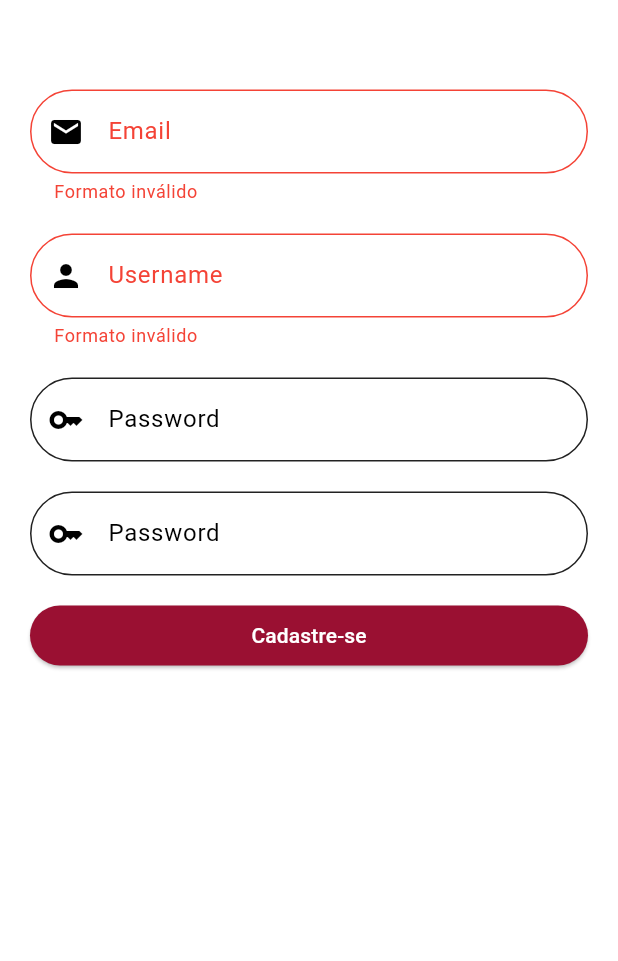
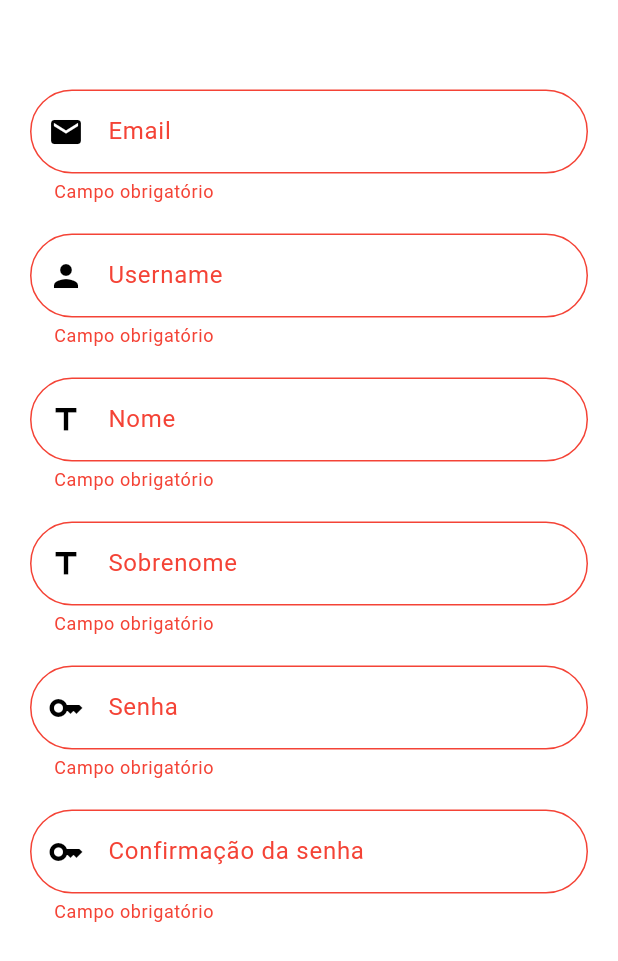
Before and after one commit to renanamr/sticker_swap_app, a Flutter app: the RegisterScreen screen opened by its route, after a tap on "Cadastre-se", on a phone screen of 412 x 824 dp, the part 275-1236 px from its top. Run offline on Flutter 3.47's test engine with Material 3 defaults, Android fonts, the phone set to English and light mode, and no system bars; our stand-ins replace dio, flutter_dotenv, flutter_modular, flutter_speed_dial, mask_text_input_formatter, qr_flutter and 1 more; missing offline and left inert: flutter_barcode_scanner.

Commit message:
Adição de campos de registro e validações

```diff
--- a/lib/src/core/entities/auth.dart
+++ b/lib/src/core/entities/auth.dart
@@ -2,5 +2,7 @@ class Auth{
     String? token;
     String? refreshToken;
 
-    Auth({this.token, this.refreshToken});
+    String? idUserAuthenticated;
+
+    Auth({this.token, this.refreshToken, this.idUserAuthenticated});
 }
--- a/lib/src/modules/login/presenter/login_bloc.dart
+++ b/lib/src/modules/login/presenter/login_bloc.dart
@@ -7,7 +7,7 @@ import 'package:sticker_swap_app/src/modules/login/domain/usecases/login.dart';
 
 class LoginBloc {
 
-  final email = TextEditingController();
+  final username = TextEditingController();
   final password = TextEditingController();
   bool validate = true;
 
@@ -20,7 +20,7 @@ class LoginBloc {
   Future<void> login() async {
     try{
       _loadingStream.sink.add(true);
-      final authLogin = await loginUseCase(email.text, password.text);
+      final authLogin = await loginUseCase(username.text, password.text);
       auth.token = authLogin.token;
       auth.refreshToken = authLogin.refreshToken;
 
@@ -39,7 +39,7 @@ class LoginBloc {
 
 
   void dispose() {
-    email.dispose();
+    username.dispose();
     password.dispose();
     _loadingStream.close();
   }
--- a/lib/src/modules/login/presenter/login_screen.dart
+++ b/lib/src/modules/login/presenter/login_screen.dart
@@ -33,16 +33,15 @@ class LoginScreenState extends State<LoginScreen> {
             Container(
               padding: const EdgeInsets.fromLTRB(20, 20, 20, 0),
               child: TextField(
-                controller: controller.email,
+                controller: controller.username,
                 decoration: InputDecoration(
                     border: OutlineInputBorder(
                       borderRadius: BorderRadius.circular(90.0),
                     ),
-                    labelText: 'Email',
+                    labelText: 'Username',
                     prefixIcon: const Icon(Icons.email),
-                    hintText: 'email@example.com',
                     errorText:
-                        !controller.validate ? "Formato inválido" : null),
+                        !controller.validate ? "Campo obrigatório" : null),
               ),
             ),
             Container(
@@ -54,7 +53,7 @@ class LoginScreenState extends State<LoginScreen> {
                   border: OutlineInputBorder(
                     borderRadius: BorderRadius.circular(90.0),
                   ),
-                  labelText: 'Password',
+                  labelText: 'Senha',
                   prefixIcon: const Icon(Icons.key),
                 ),
               ),
@@ -103,9 +102,7 @@ class LoginScreenState extends State<LoginScreen> {
               child: const Text('Login'),
               onPressed: () async {
                 setState(() {
-                  controller.validate = RegExp(
-                      r"^[a-zA-Z0-9.a-zA-Z0-9.!#$%&'*+-/=?^_`{|}~]+@[a-zA-Z0-9]+\.[a-zA-Z]+")
-                      .hasMatch(controller.email.text);
+                  controller.validate = controller.username.text.isNotEmpty;
                 });
                 if (controller.validate) controller.login();
               },
--- a/lib/src/modules/register/domain/entities/register.dart
+++ b/lib/src/modules/register/domain/entities/register.dart
@@ -1,17 +1,25 @@
 class Register{
-  final String name;
+  final String firstName;
+  final String lastName;
   final String email;
   final String password;
   final String username;
 
   Register({
-    required this.name,
     required this.email,
     required this.password,
     required this.username,
+    required this.firstName,
+    required this.lastName,
   });
 
   Map<String, dynamic> toMap(){
-    return {'email': email, 'password': password, 'username': username};
+    return {
+      'email': email,
+      'password': password,
+      'username': username,
+      'first_name': firstName,
+      'last_name': lastName,
+    };
   }
 }
--- a/lib/src/modules/register/domain/usecases/register_user.dart
+++ b/lib/src/modules/register/domain/usecases/register_user.dart
@@ -18,10 +18,8 @@ class RegisterUserUseCase implements IRegisterUser {
           '${dotenv.env['API_URI']!}/api/accounts/register/',
           data: jsonEncode(register.toMap()));
 
-      print(response.data);
       return response.statusCode == 201;
     }catch(e){
-      print(e);
       return false;
     }
   }
--- a/lib/src/modules/register/presenter/register_bloc.dart
+++ b/lib/src/modules/register/presenter/register_bloc.dart
@@ -1,5 +1,6 @@
 import 'package:flutter_modular/flutter_modular.dart';
 import 'package:flutter/material.dart';
+import 'package:rxdart/subjects.dart';
 import 'package:sticker_swap_app/src/core/alerts/alert_dialog.dart';
 import 'package:sticker_swap_app/src/core/entities/album.dart';
 import 'package:sticker_swap_app/src/modules/register/domain/entities/register.dart';
@@ -13,26 +14,42 @@ class RegisterBloc{
   final password = TextEditingController();
   final passwordConfirm = TextEditingController();
 
+  final firstName = TextEditingController();
+  final lastName = TextEditingController();
+
+  final formKey = GlobalKey<FormState>();
+
+
   final registerUserUseCase = Modular.get<IRegisterUser>();
+
+  final _loadingStream = BehaviorSubject.seeded(false);
+  Stream<bool> get isLoading => _loadingStream.stream;
 
   void toLoginPage()=> Modular.to.pushReplacementNamed("/login/");
 
   Future<void> register() async{
+    if(!formKey.currentState!.validate()){
+      return;
+    }
+
     if(passwordConfirm.text != password.text){
       alertMessage("Não foi possivel realizar o cadastro. Senhas não são iguais!");
       return;
     }
 
-    //TODO: Colocar nome real
+    _loadingStream.sink.add(true);
+
     final register = Register(
       email: email.text,
       password: password.text,
       username: username.text,
-      name: "Renan Alves",
+      firstName: firstName.text,
+      lastName: lastName.text,
     );
 
     final success = await registerUserUseCase(register);
 
+    _loadingStream.sink.add(false);
     if(success){
       await alertMessage("Usuário cadastrado com sucesso!");
       toLoginPage();
@@ -53,5 +70,9 @@ class RegisterBloc{
     username.dispose();
     password.dispose();
     passwordConfirm.dispose();
+    firstName.dispose();
+    lastName.dispose();
+
+    _loadingStream.close();
   }
 }
--- a/lib/src/modules/register/presenter/register_screen.dart
+++ b/lib/src/modules/register/presenter/register_screen.dart
@@ -10,7 +10,6 @@ class RegisterScreen extends StatefulWidget {
 }
 
 class RegisterScreenState extends State<RegisterScreen> {
-  bool _validate = true;
 
   final controller = Modular.get<RegisterBloc>();
 
@@ -27,17 +26,19 @@ class RegisterScreenState extends State<RegisterScreen> {
         title: const Text('Registrar-se'),
       ),
       body: SingleChildScrollView(
+        padding: const EdgeInsets.symmetric(horizontal: 20, vertical: 20),
+        child: Form(
+          key: controller.formKey,
           child: Column(
             crossAxisAlignment: CrossAxisAlignment.center,
             children: <Widget>[
               Padding(
-              padding: const EdgeInsets.fromLTRB(25, 60, 25, 40),
+                padding: const EdgeInsets.fromLTRB(5, 40, 5, 60),
                 child: Image.asset('assets/images/logo.png'),
               ),
-            Padding(
-              padding: const EdgeInsets.fromLTRB(20, 20, 20, 0),
-              child: TextField(
+              TextFormField(
                 controller: controller.email,
+                validator: required,
                 decoration: InputDecoration(
                     border: OutlineInputBorder(
                       borderRadius: BorderRadius.circular(90.0),
@@ -45,71 +46,100 @@ class RegisterScreenState extends State<RegisterScreen> {
                     labelText: 'Email',
                     prefixIcon: const Icon(Icons.email),
                     hintText: 'email@example.com',
-                    errorText: !_validate ? "Formato inválido" : null
                 ),
               ),
-            ),
-            Padding(
-              padding: const EdgeInsets.fromLTRB(20, 20, 20, 0),
-              child: TextField(
+              const SizedBox(height: 20,),
+              TextFormField(
                 controller: controller.username,
+                validator: required,
                 decoration: InputDecoration(
                     border: OutlineInputBorder(
                       borderRadius: BorderRadius.circular(90.0),
                     ),
                     labelText: 'Username',
                     prefixIcon: const Icon(Icons.person),
-                    errorText: !_validate ? "Formato inválido" : null
                 ),
               ),
-            ),
-            Padding(
-              padding: const EdgeInsets.fromLTRB(20, 20, 20, 0),
-              child: TextField(
-                controller: controller.password,
-                obscureText: true,
+              const SizedBox(height: 20,),
+              TextFormField(
+                controller: controller.firstName,
+                validator: required,
                 decoration: InputDecoration(
                     border: OutlineInputBorder(
                       borderRadius: BorderRadius.circular(90.0),
                     ),
-                    labelText: 'Password',
-                    prefixIcon: const Icon(Icons.key),
+                    labelText: 'Nome',
+                    prefixIcon: const Icon(Icons.title),
                 ),
               ),
-            ),
-            Padding(
-              padding: const EdgeInsets.fromLTRB(20, 20, 20, 0),
-              child: TextField(
-                controller: controller.passwordConfirm,
-                obscureText: true,
+              const SizedBox(height: 20,),
+              TextFormField(
+                controller: controller.lastName,
+                validator: required,
                 decoration: InputDecoration(
                     border: OutlineInputBorder(
                       borderRadius: BorderRadius.circular(90.0),
                     ),
-                    labelText: 'Password',
+                    labelText: 'Sobrenome',
+                    prefixIcon: const Icon(Icons.title),
+                ),
+              ),
+              const SizedBox(height: 20,),
+              TextFormField(
+                controller: controller.password,
+                obscureText: true,
+                validator: required,
+                decoration: InputDecoration(
+                    border: OutlineInputBorder(
+                      borderRadius: BorderRadius.circular(90.0),
+                    ),
+                    labelText: 'Senha',
                     prefixIcon: const Icon(Icons.key),
                 ),
               ),
+              const SizedBox(height: 20,),
+              TextFormField(
+                controller: controller.passwordConfirm,
+                obscureText: true,
+                validator: required,
+                decoration: InputDecoration(
+                    border: OutlineInputBorder(
+                      borderRadius: BorderRadius.circular(90.0),
                     ),
-            Container(
-                height: 80,
-                padding: const EdgeInsets.all(20),
-                child: ElevatedButton(
+                    labelText: 'Confirmação da senha',
+                    prefixIcon: const Icon(Icons.key),
+                ),
+              ),
+              const SizedBox(height: 30,),
+              StreamBuilder<bool>(
+                initialData: false,
+                stream: controller.isLoading,
+                builder: (context, snapshot) {
+                  if(snapshot.data == true){
+                    return const Center(child: CircularProgressIndicator(),);
+                  }else{
+                    return ElevatedButton(
                       style: ElevatedButton.styleFrom(
                         minimumSize: const Size.fromHeight(50),
                       ),
+                      onPressed: controller.register,
                       child: const Text('Cadastre-se'),
-                  onPressed: () async{
-                    setState(() {
-                      _validate = RegExp(r"^[a-zA-Z0-9.a-zA-Z0-9.!#$%&'*+-/=?^_`{|}~]+@[a-zA-Z0-9]+\.[a-zA-Z]+").hasMatch(controller.email.text);
-                    });
-
-                    if(_validate) controller.register();
-                  },
-                )),
+                    );
+                  }
+                }
+              ),
             ],
+          ),
         )
       )
     );
   }
+
+  static String? required(String? value,) {
+    if (value == null || value.trim().isEmpty) {
+      return 'Campo obrigatório';
     }
+    return null;
+  }
+
+}
```
Also changed, not shown: lib/src/modules/login/domain/usecases/login.dart (+11 -7 lines). Lines whose indentation alone changed are shown as unchanged.
